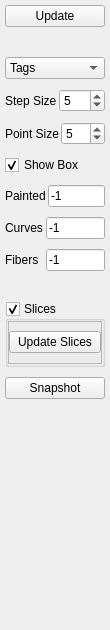
Qt form tools/paint-graphcut/viewermenu.ui (nci/drishti) before a commit.
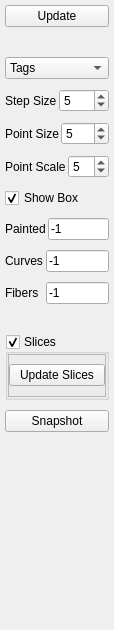
The same form after that commit.

Commit message: improved point rendering

```diff
--- a/tools/paint-graphcut/viewermenu.ui
+++ b/tools/paint-graphcut/viewermenu.ui
@@ -135,6 +135,33 @@
      </item>
     </layout>
    </item>
+   <item>
+    <layout class="QHBoxLayout" name="horizontalLayout_6">
+     <property name="spacing">
+      <number>2</number>
+     </property>
+     <property name="topMargin">
+      <number>0</number>
+     </property>
+     <item>
+      <widget class="QLabel" name="label_6">
+       <property name="text">
+        <string>Point Scale</string>
+       </property>
+      </widget>
+     </item>
+     <item>
+      <widget class="QSpinBox" name="ptscaling">
+       <property name="minimum">
+        <number>1</number>
+       </property>
+       <property name="value">
+        <number>5</number>
+       </property>
+      </widget>
+     </item>
+    </layout>
+   </item>
    <item>
     <widget class="QCheckBox" name="box">
      <property name="text">
```
The commit also changes 5 other files.
